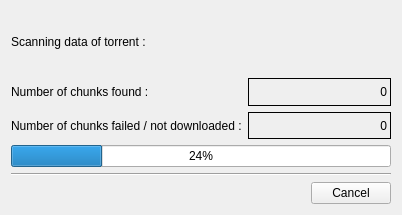
First picture: the form in ktorrent/scandlg.ui, repository KDE/ktorrent, before the edit.
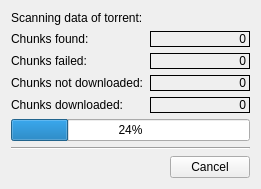
Second picture: the form after the edit. Custom widgets are drawn as their Qt base class.

Patch:
```diff
--- a/ktorrent/scandlg.ui
+++ b/ktorrent/scandlg.ui
@@ -5,50 +5,34 @@
    <rect>
     <x>0</x>
     <y>0</y>
-    <width>402</width>
-    <height>215</height>
+    <width>253</width>
+    <height>182</height>
    </rect>
   </property>
+  <layout class="QVBoxLayout" >
+   <item>
+    <widget class="QLabel" name="torrent_label" >
+     <property name="text" >
+      <string>Scanning data of torrent:</string>
+     </property>
+     <property name="wordWrap" >
+      <bool>false</bool>
+     </property>
+    </widget>
+   </item>
+   <item>
   <layout class="QGridLayout" >
    <item row="0" column="0" >
-    <widget class="QLabel" name="torrent_label" >
-     <property name="text" >
-      <string>Scanning data of torrent :</string>
-     </property>
-     <property name="wordWrap" >
-      <bool>false</bool>
-     </property>
-    </widget>
-   </item>
-   <item row="1" column="0" >
-    <layout class="QHBoxLayout" >
-     <item>
-      <layout class="QVBoxLayout" >
-       <item>
         <widget class="QLabel" name="textLabel2" >
          <property name="text" >
-          <string>Number of chunks found :</string>
+        <string>Chunks found:</string>
          </property>
          <property name="wordWrap" >
           <bool>false</bool>
          </property>
         </widget>
        </item>
-       <item>
-        <widget class="QLabel" name="textLabel3" >
-         <property name="text" >
-          <string>Number of chunks failed / not downloaded :</string>
-         </property>
-         <property name="wordWrap" >
-          <bool>false</bool>
-         </property>
-        </widget>
-       </item>
-      </layout>
-     </item>
-     <item>
-      <layout class="QVBoxLayout" >
-       <item>
+     <item row="0" column="1" >
         <widget class="QLabel" name="chunks_found" >
          <property name="minimumSize" >
           <size>
@@ -70,7 +54,17 @@
          </property>
         </widget>
        </item>
-       <item>
+     <item row="1" column="0" >
+      <widget class="QLabel" name="textLabel3" >
+       <property name="text" >
+        <string>Chunks failed:</string>
+       </property>
+       <property name="wordWrap" >
+        <bool>false</bool>
+       </property>
+      </widget>
+     </item>
+     <item row="1" column="1" >
         <widget class="QLabel" name="chunks_failed" >
          <property name="minimumSize" >
           <size>
@@ -94,19 +88,93 @@
           <bool>false</bool>
          </property>
         </widget>
-       </item>
-      </layout>
-     </item>
-    </layout>
    </item>
    <item row="2" column="0" >
+      <widget class="QLabel" name="label" >
+       <property name="text" >
+        <string>Chunks not downloaded:</string>
+       </property>
+      </widget>
+     </item>
+     <item row="2" column="1" >
+      <widget class="QLabel" name="chunks_not_downloaded" >
+       <property name="minimumSize" >
+        <size>
+         <width>100</width>
+         <height>0</height>
+        </size>
+       </property>
+       <property name="toolTip" >
+        <string>&lt;html>&lt;head>&lt;meta name="qrichtext" content="1" />&lt;style type="text/css">
+p, li { white-space: pre-wrap; }
+&lt;/style>&lt;/head>&lt;body style=" font-family:'Bitstream Vera Sans'; font-size:8pt; font-weight:400; font-style:normal;">
+&lt;p style=" margin-top:0px; margin-bottom:0px; margin-left:0px; margin-right:0px; -qt-block-indent:0; text-indent:0px;">The number of chunks which have not been downloaded.&lt;/p>&lt;/body>&lt;/html></string>
+       </property>
+       <property name="frameShape" >
+        <enum>QFrame::Box</enum>
+       </property>
+       <property name="frameShadow" >
+        <enum>QFrame::Plain</enum>
+       </property>
+       <property name="text" >
+        <string>0</string>
+       </property>
+       <property name="alignment" >
+        <set>Qt::AlignRight|Qt::AlignTrailing|Qt::AlignVCenter</set>
+       </property>
+       <property name="wordWrap" >
+        <bool>false</bool>
+       </property>
+      </widget>
+     </item>
+     <item row="3" column="0" >
+      <widget class="QLabel" name="label_2" >
+       <property name="text" >
+        <string>Chunks downloaded:</string>
+       </property>
+      </widget>
+     </item>
+     <item row="3" column="1" >
+      <widget class="QLabel" name="chunks_downloaded" >
+       <property name="minimumSize" >
+        <size>
+         <width>100</width>
+         <height>0</height>
+        </size>
+       </property>
+       <property name="toolTip" >
+        <string>&lt;html>&lt;head>&lt;meta name="qrichtext" content="1" />&lt;style type="text/css">
+p, li { white-space: pre-wrap; }
+&lt;/style>&lt;/head>&lt;body style=" font-family:'Bitstream Vera Sans'; font-size:8pt; font-weight:400; font-style:normal;">
+&lt;p style=" margin-top:0px; margin-bottom:0px; margin-left:0px; margin-right:0px; -qt-block-indent:0; text-indent:0px;">The number of chunks which have been downloaded, and which are OK.&lt;/p>&lt;/body>&lt;/html></string>
+       </property>
+       <property name="frameShape" >
+        <enum>QFrame::Box</enum>
+       </property>
+       <property name="frameShadow" >
+        <enum>QFrame::Plain</enum>
+       </property>
+       <property name="text" >
+        <string>0</string>
+       </property>
+       <property name="alignment" >
+        <set>Qt::AlignRight|Qt::AlignTrailing|Qt::AlignVCenter</set>
+       </property>
+       <property name="wordWrap" >
+        <bool>false</bool>
+       </property>
+      </widget>
+     </item>
+    </layout>
+   </item>
+   <item>
     <widget class="QProgressBar" name="progress" >
      <property name="value" >
       <number>24</number>
      </property>
     </widget>
    </item>
-   <item row="3" column="0" >
+   <item>
     <widget class="Line" name="line1" >
      <property name="frameShape" >
       <enum>QFrame::HLine</enum>
@@ -116,7 +184,7 @@
      </property>
     </widget>
    </item>
-   <item row="4" column="0" >
+   <item>
     <layout class="QHBoxLayout" >
      <item>
       <spacer>
```
Left out of the diff: 12 changed lines with no effect on the pictures. Lines whose indentation alone changed are shown as unchanged.
